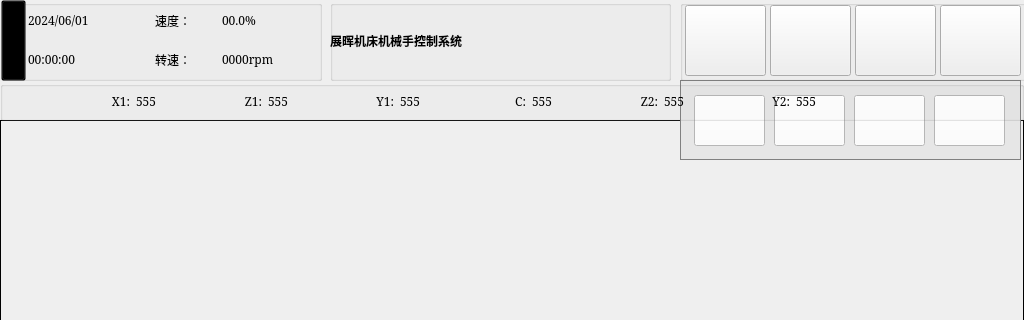
Above: mainwindow.ui from Jade-yun/MachineTool before the change; both pictures show x 0 to 1024 and y 0 to 320 of the 1024 by 768 pixel window. Below: the same form after it.
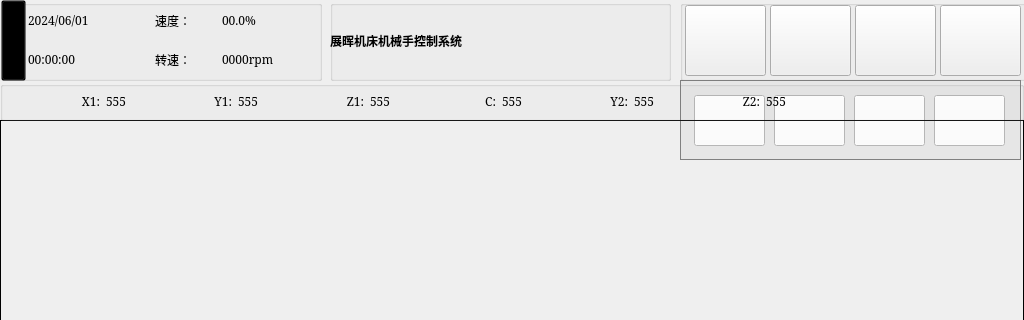
That is the form after the change. Icons and pictures are not drawn. Custom widgets are drawn as their Qt base class.

What changed in the file:
```diff
--- a/mainwindow.ui
+++ b/mainwindow.ui
@@ -527,14 +527,18 @@
     <widget class="QWidget" name="layoutWidget">
      <property name="geometry">
       <rect>
-       <x>90</x>
+       <x>60</x>
        <y>0</y>
-       <width>788</width>
+       <width>841</width>
        <height>41</height>
       </rect>
      </property>
      <layout class="QHBoxLayout" name="horizontalLayout">
       <item>
+       <layout class="QHBoxLayout" name="horizontalLayout_6">
+        <item>
+         <layout class="QHBoxLayout" name="horizontalLayout_2">
+          <item>
        <widget class="QLabel" name="label_X1">
         <property name="minimumSize">
          <size>
@@ -585,57 +589,10 @@
         </property>
        </widget>
       </item>
-      <item>
-       <widget class="QLabel" name="label_Z1">
-        <property name="minimumSize">
-         <size>
-          <width>40</width>
-          <height>30</height>
-         </size>
-        </property>
-        <property name="maximumSize">
-         <size>
-          <width>40</width>
-          <height>30</height>
-         </size>
-        </property>
-        <property name="font">
-         <font>
-          <family>SimSun</family>
-         </font>
-        </property>
-        <property name="text">
-         <string>Z1:</string>
-        </property>
-        <property name="alignment">
-         <set>Qt::AlignRight|Qt::AlignTrailing|Qt::AlignVCenter</set>
-        </property>
-       </widget>
+         </layout>
       </item>
       <item>
-       <widget class="QLabel" name="Z1_speed">
-        <property name="minimumSize">
-         <size>
-          <width>80</width>
-          <height>30</height>
-         </size>
-        </property>
-        <property name="maximumSize">
-         <size>
-          <width>80</width>
-          <height>30</height>
-         </size>
-        </property>
-        <property name="font">
-         <font>
-          <family>SimSun</family>
-         </font>
-        </property>
-        <property name="text">
-         <string>555</string>
-        </property>
-       </widget>
-      </item>
+         <layout class="QHBoxLayout" name="horizontalLayout_4">
       <item>
        <widget class="QLabel" name="label_Y1">
         <property name="minimumSize">
@@ -687,6 +644,63 @@
         </property>
        </widget>
       </item>
+         </layout>
+        </item>
+        <item>
+         <layout class="QHBoxLayout" name="horizontalLayout_3">
+          <item>
+           <widget class="QLabel" name="label_Z1">
+            <property name="minimumSize">
+             <size>
+              <width>40</width>
+              <height>30</height>
+             </size>
+            </property>
+            <property name="maximumSize">
+             <size>
+              <width>40</width>
+              <height>30</height>
+             </size>
+            </property>
+            <property name="font">
+             <font>
+              <family>SimSun</family>
+             </font>
+            </property>
+            <property name="text">
+             <string>Z1:</string>
+            </property>
+            <property name="alignment">
+             <set>Qt::AlignRight|Qt::AlignTrailing|Qt::AlignVCenter</set>
+            </property>
+           </widget>
+          </item>
+          <item>
+           <widget class="QLabel" name="Z1_speed">
+            <property name="minimumSize">
+             <size>
+              <width>80</width>
+              <height>30</height>
+             </size>
+            </property>
+            <property name="maximumSize">
+             <size>
+              <width>80</width>
+              <height>30</height>
+             </size>
+            </property>
+            <property name="font">
+             <font>
+              <family>SimSun</family>
+             </font>
+            </property>
+            <property name="text">
+             <string>555</string>
+            </property>
+           </widget>
+          </item>
+         </layout>
+        </item>
       <item>
        <widget class="QLabel" name="label_C">
         <property name="minimumSize">
@@ -738,57 +752,10 @@
         </property>
        </widget>
       </item>
-      <item>
-       <widget class="QLabel" name="label_Z2">
-        <property name="minimumSize">
-         <size>
-          <width>40</width>
-          <height>30</height>
-         </size>
-        </property>
-        <property name="maximumSize">
-         <size>
-          <width>40</width>
-          <height>30</height>
-         </size>
-        </property>
-        <property name="font">
-         <font>
-          <family>SimSun</family>
-         </font>
-        </property>
-        <property name="text">
-         <string>Z2:</string>
-        </property>
-        <property name="alignment">
-         <set>Qt::AlignRight|Qt::AlignTrailing|Qt::AlignVCenter</set>
-        </property>
-       </widget>
+       </layout>
       </item>
       <item>
-       <widget class="QLabel" name="Z2_speed">
-        <property name="minimumSize">
-         <size>
-          <width>80</width>
-          <height>30</height>
-         </size>
-        </property>
-        <property name="maximumSize">
-         <size>
-          <width>80</width>
-          <height>30</height>
-         </size>
-        </property>
-        <property name="font">
-         <font>
-          <family>SimSun</family>
-         </font>
-        </property>
-        <property name="text">
-         <string>555</string>
-        </property>
-       </widget>
-      </item>
+       <layout class="QHBoxLayout" name="horizontalLayout_8">
       <item>
        <widget class="QLabel" name="label_Y2">
         <property name="minimumSize">
@@ -841,6 +808,76 @@
        </widget>
       </item>
      </layout>
+      </item>
+      <item>
+       <layout class="QHBoxLayout" name="horizontalLayout_7">
+        <item>
+         <widget class="QLabel" name="label_Z2">
+          <property name="minimumSize">
+           <size>
+            <width>40</width>
+            <height>30</height>
+           </size>
+          </property>
+          <property name="maximumSize">
+           <size>
+            <width>40</width>
+            <height>30</height>
+           </size>
+          </property>
+          <property name="font">
+           <font>
+            <family>SimSun</family>
+           </font>
+          </property>
+          <property name="text">
+           <string>Z2:</string>
+          </property>
+          <property name="alignment">
+           <set>Qt::AlignRight|Qt::AlignTrailing|Qt::AlignVCenter</set>
+          </property>
+         </widget>
+        </item>
+        <item>
+         <widget class="QLabel" name="Z2_speed">
+          <property name="minimumSize">
+           <size>
+            <width>80</width>
+            <height>30</height>
+           </size>
+          </property>
+          <property name="maximumSize">
+           <size>
+            <width>80</width>
+            <height>30</height>
+           </size>
+          </property>
+          <property name="font">
+           <font>
+            <family>SimSun</family>
+           </font>
+          </property>
+          <property name="text">
+           <string>555</string>
+          </property>
+         </widget>
+        </item>
+       </layout>
+      </item>
+      <item>
+       <spacer name="horizontalSpacer">
+        <property name="orientation">
+         <enum>Qt::Horizontal</enum>
+        </property>
+        <property name="sizeHint" stdset="0">
+         <size>
+          <width>40</width>
+          <height>20</height>
+         </size>
+        </property>
+       </spacer>
+      </item>
+     </layout>
     </widget>
    </widget>
    <widget class="QGroupBox" name="groupBoxHomeTopLeft">
@@ -1389,8 +1426,8 @@
      </property>
     </widget>
    </widget>
-   <zorder>stkWidget</zorder>
    <zorder>wgtHelp</zorder>
+   <zorder>stkWidget</zorder>
    <zorder>groupBoxHomeBottom</zorder>
    <zorder>groupBoxXYZOUV</zorder>
    <zorder>groupBoxHomeTopLeft</zorder>
```
Lines whose indentation alone changed are shown as unchanged.
